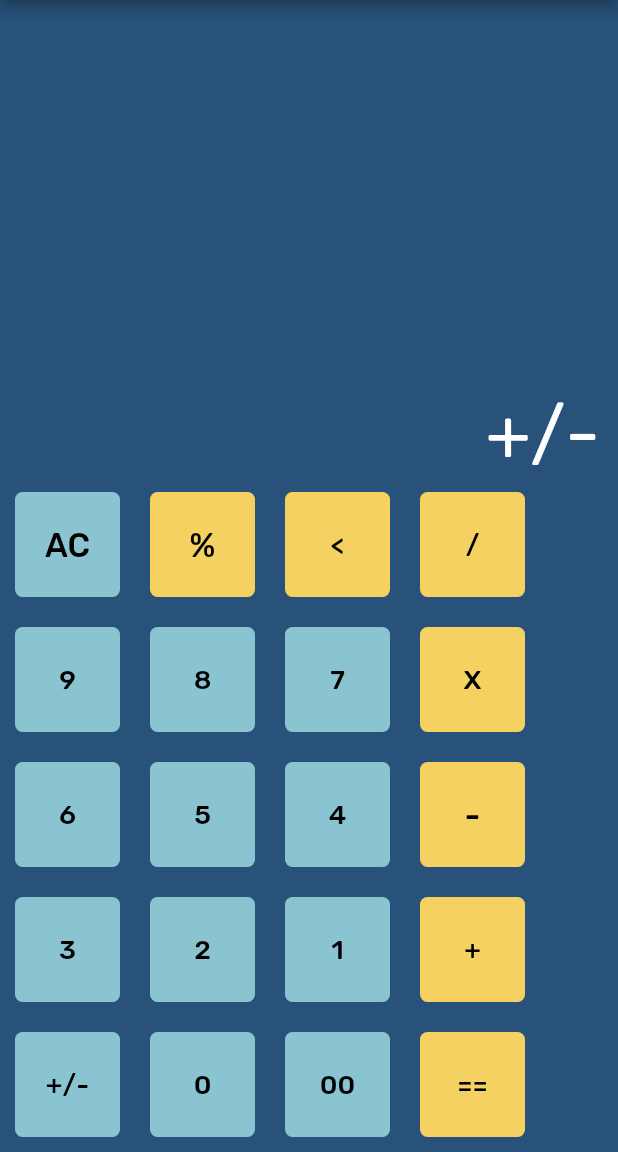
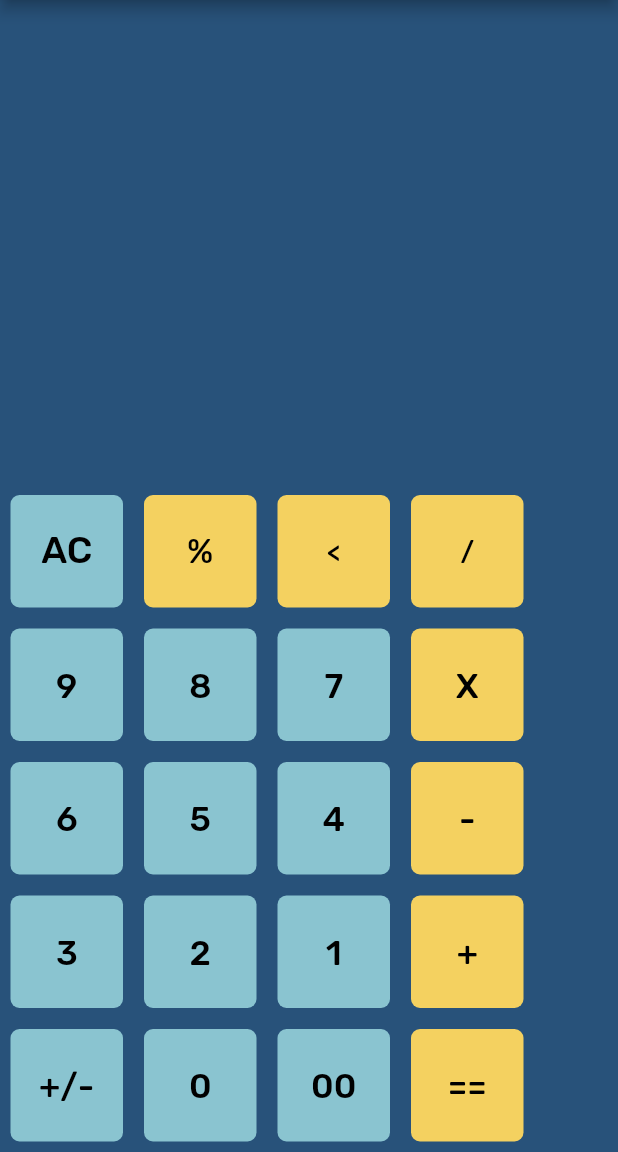
Before and after one commit to satyamnoob/my_calculator, a Flutter app: the screen it shows after launch, after a tap on "+/-", on a phone screen of 412 x 824 dp, the part 84-1236 px from its top. Run offline on Flutter 3.47's test engine with Material 2 defaults, Android fonts, the phone set to English and light mode, and no system bars; our stand-ins replace google_fonts.

```diff
--- a/lib/main.dart
+++ b/lib/main.dart
@@ -1,9 +1,14 @@
 import 'package:flutter/material.dart';
+import 'package:flutter/services.dart';
+
 import 'package:google_fonts/google_fonts.dart';
 
 import './widgets/calculator_button.dart';
 
 void main() {
+  WidgetsFlutterBinding.ensureInitialized();
+  SystemChrome.setPreferredOrientations(
+      [DeviceOrientation.portraitUp, DeviceOrientation.portraitDown]);
   runApp(const MyCalculatorApp());
 }
 
@@ -17,8 +22,8 @@ class MyCalculatorApp extends StatefulWidget {
 class _MyCalculatorAppState extends State<MyCalculatorApp> {
   String result = '';
   String argument = '';
-  int firstNum = 0;
-  int secondNum = 0;
+  double firstNum = 0;
+  double secondNum = 0;
 
   void _typedText(String text) {
     if (text == 'AC') {
@@ -31,6 +36,12 @@ class _MyCalculatorAppState extends State<MyCalculatorApp> {
     } else if (text == '<') {
       setState(() {
         argument = argument.substring(0, argument.length - 1);
+      });
+    } else if (text == '+/-') {
+      setState(() {
+        argument = (argument[0] == '-')
+            ? argument = argument.substring(1)
+            : '-' + argument;
       });
     } else if (text == '==') {
       bool flag = false;
@@ -53,41 +64,47 @@ class _MyCalculatorAppState extends State<MyCalculatorApp> {
           num1 += argument[i];
         }
       }
-      firstNum = int.parse(num1);
-      secondNum = int.parse(num2);
+      firstNum = double.parse(num1);
+      secondNum = double.parse(num2);
       if (operation == '+') {
         setState(() {
           result = argument;
-          argument = (firstNum + secondNum).toString();
+          argument = (firstNum + secondNum).toStringAsFixed(1);
+          if (argument.substring(argument.length - 2) == '.0') {
+            argument = argument.substring(0, argument.length - 2);
+          }
         });
       } else if (operation == '/') {
-        String withoutDecimal = '';
         setState(() {
           result = argument;
-          argument = (firstNum / secondNum).toString();
-          for (var i = 0; i < argument.length; i++) {
-            if (argument[i] == '.') {
-              break;
-            } else {
-              withoutDecimal += argument[i];
-            }
+          argument = (firstNum / secondNum).toStringAsFixed(1);
+          if (argument.substring(argument.length - 2) == '.0') {
+            argument = argument.substring(0, argument.length - 2);
           }
-          argument = withoutDecimal;
         });
       } else if (operation == 'X') {
         setState(() {
           result = argument;
-          argument = (firstNum * secondNum).toString();
+          argument = (firstNum * secondNum).toStringAsFixed(1);
+          if (argument.substring(argument.length - 2) == '.0') {
+            argument = argument.substring(0, argument.length - 2);
+          }
         });
       } else if (operation == '-') {
         setState(() {
           result = argument;
-          argument = (firstNum - secondNum).toString();
+          argument = (firstNum - secondNum).toStringAsFixed(1);
+          if (argument.substring(argument.length - 2) == '.0') {
+            argument = argument.substring(0, argument.length - 2);
+          }
         });
       } else {
         setState(() {
           result = argument;
-          argument = (firstNum % secondNum).toString();
+          argument = (firstNum % secondNum).toStringAsFixed(1);
+          if (argument.substring(argument.length - 2) == '.0') {
+            argument = argument.substring(0, argument.length - 2);
+          }
         });
       }
     } else {
@@ -114,7 +131,7 @@ class _MyCalculatorAppState extends State<MyCalculatorApp> {
             children: [
               Container(
                 child: Padding(
-                  padding: const EdgeInsets.only(right: 12),
+                  padding: const EdgeInsets.only(right: 16),
                   child: Align(
                     alignment: Alignment.centerRight,
                     child: Text(
@@ -130,8 +147,9 @@ class _MyCalculatorAppState extends State<MyCalculatorApp> {
                 ),
               ),
               Container(
+                margin: const EdgeInsets.only(bottom: 5),
                 child: Padding(
-                  padding: const EdgeInsets.only(right: 12),
+                  padding: const EdgeInsets.only(right: 15),
                   child: Align(
                     alignment: Alignment.centerRight,
                     child: Text(
@@ -153,7 +171,7 @@ class _MyCalculatorAppState extends State<MyCalculatorApp> {
                     fillColor: 0xFF8ac4d0,
                     textColor: 0xFF000000,
                     callback: _typedText,
-                    fontSize: 22,
+                    fontSize: 25,
                   ),
                   CalculatorButton(
                     text: '%',
@@ -185,28 +203,28 @@ class _MyCalculatorAppState extends State<MyCalculatorApp> {
                     fillColor: 0xFF8ac4d0,
                     textColor: 0xFF000000,
                     callback: _typedText,
-                    fontSize: 18,
+                    fontSize: 23,
                   ),
                   CalculatorButton(
                     text: '8',
                     fillColor: 0xFF8ac4d0,
                     textColor: 0xFF000000,
                     callback: _typedText,
-                    fontSize: 18,
+                    fontSize: 23,
                   ),
                   CalculatorButton(
                     text: '7',
                     fillColor: 0xFF8ac4d0,
                     textColor: 0xFF000000,
                     callback: _typedText,
-                    fontSize: 18,
+                    fontSize: 23,
                   ),
                   CalculatorButton(
                     text: 'X',
                     fillColor: 0xFFf4d160,
                     textColor: 0xFF000000,
                     callback: _typedText,
-                    fontSize: 18,
+                    fontSize: 23,
                   ),
                 ],
               ),
@@ -217,28 +235,28 @@ class _MyCalculatorAppState extends State<MyCalculatorApp> {
                     fillColor: 0xFF8ac4d0,
                     textColor: 0xFF000000,
                     callback: _typedText,
-                    fontSize: 18,
+                    fontSize: 23,
                   ),
                   CalculatorButton(
                     text: '5',
                     fillColor: 0xFF8ac4d0,
                     textColor: 0xFF000000,
                     callback: _typedText,
-                    fontSize: 18,
+                    fontSize: 23,
                   ),
                   CalculatorButton(
                     text: '4',
                     fillColor: 0xFF8ac4d0,
                     textColor: 0xFF000000,
                     callback: _typedText,
-                    fontSize: 18,
+                    fontSize: 23,
                   ),
                   CalculatorButton(
                     text: '-',
                     fillColor: 0xFFf4d160,
                     textColor: 0xFF000000,
                     callback: _typedText,
-                    fontSize: 22,
+                    fontSize: 23,
                   ),
                 ],
               ),
@@ -249,28 +267,28 @@ class _MyCalculatorAppState extends State<MyCalculatorApp> {
                     fillColor: 0xFF8ac4d0,
                     textColor: 0xFF000000,
                     callback: _typedText,
-                    fontSize: 18,
+                    fontSize: 23,
                   ),
                   CalculatorButton(
                     text: '2',
                     fillColor: 0xFF8ac4d0,
                     textColor: 0xFF000000,
                     callback: _typedText,
-                    fontSize: 18,
+                    fontSize: 23,
                   ),
                   CalculatorButton(
                     text: '1',
                     fillColor: 0xFF8ac4d0,
                     textColor: 0xFF000000,
                     callback: _typedText,
-                    fontSize: 18,
+                    fontSize: 23,
                   ),
                   CalculatorButton(
                     text: '+',
                     fillColor: 0xFFf4d160,
                     textColor: 0xFF000000,
                     callback: _typedText,
-                    fontSize: 18,
+                    fontSize: 23,
                   ),
                 ],
               ),
@@ -281,28 +299,28 @@ class _MyCalculatorAppState extends State<MyCalculatorApp> {
                     fillColor: 0xFF8ac4d0,
                     textColor: 0xFF000000,
                     callback: _typedText,
-                    fontSize: 18,
+                    fontSize: 23,
                   ),
                   CalculatorButton(
                     text: '0',
                     fillColor: 0xFF8ac4d0,
                     textColor: 0xFF000000,
                     callback: _typedText,
-                    fontSize: 18,
+                    fontSize: 23,
                   ),
                   CalculatorButton(
                     text: '00',
                     fillColor: 0xFF8ac4d0,
                     textColor: 0xFF000000,
                     callback: _typedText,
-                    fontSize: 18,
+                    fontSize: 23,
                   ),
                   CalculatorButton(
                     text: '==',
                     fillColor: 0xFFf4d160,
                     textColor: 0xFF000000,
                     callback: _typedText,
-                    fontSize: 18,
+                    fontSize: 23,
                   ),
                 ],
               ),
--- a/lib/widgets/calculator_button.dart
+++ b/lib/widgets/calculator_button.dart
@@ -19,10 +19,10 @@ class CalculatorButton extends StatelessWidget {
   @override
   Widget build(BuildContext context) {
     return Container(
-      margin: const EdgeInsets.all(10),
+      margin: const EdgeInsets.all(7),
       child: SizedBox(
-        height: 70,
-        width: 70,
+        height: 75,
+        width: 75,
         child: TextButton(
           child: Text(
             text,
@@ -36,7 +36,7 @@ class CalculatorButton extends StatelessWidget {
           style: TextButton.styleFrom(
             backgroundColor: Color(fillColor),
             shape: RoundedRectangleBorder(
-              borderRadius: BorderRadius.circular(5),
+              borderRadius: BorderRadius.circular(6),
             ),
           ),
           onPressed: () => callback(text),
```
